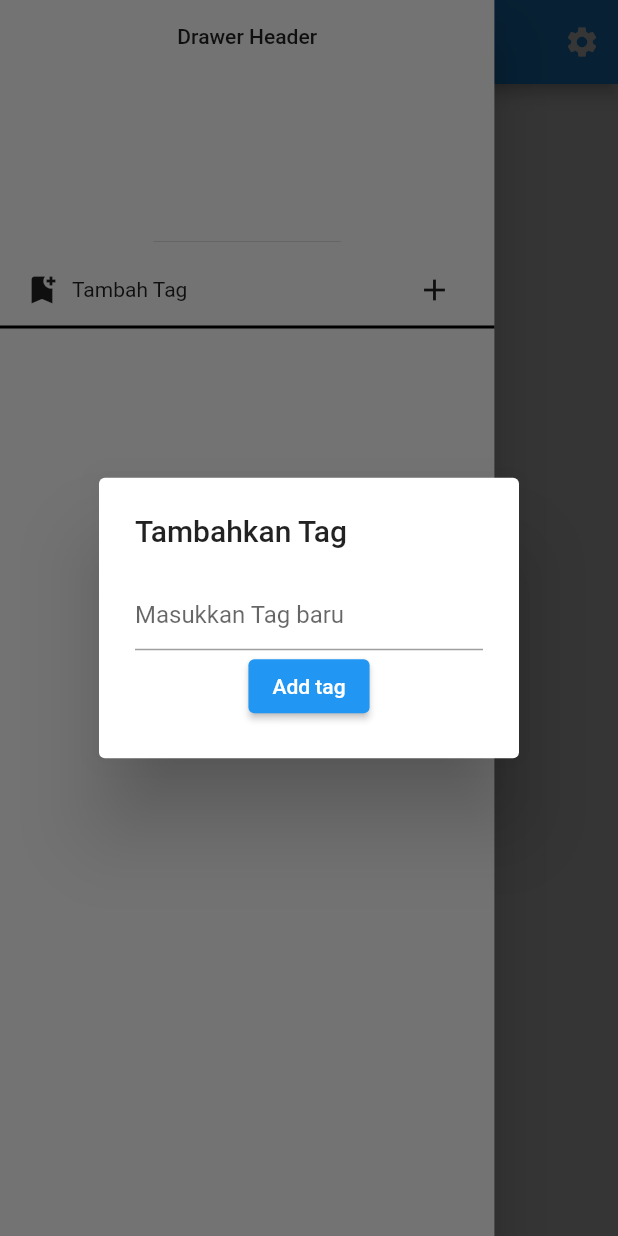
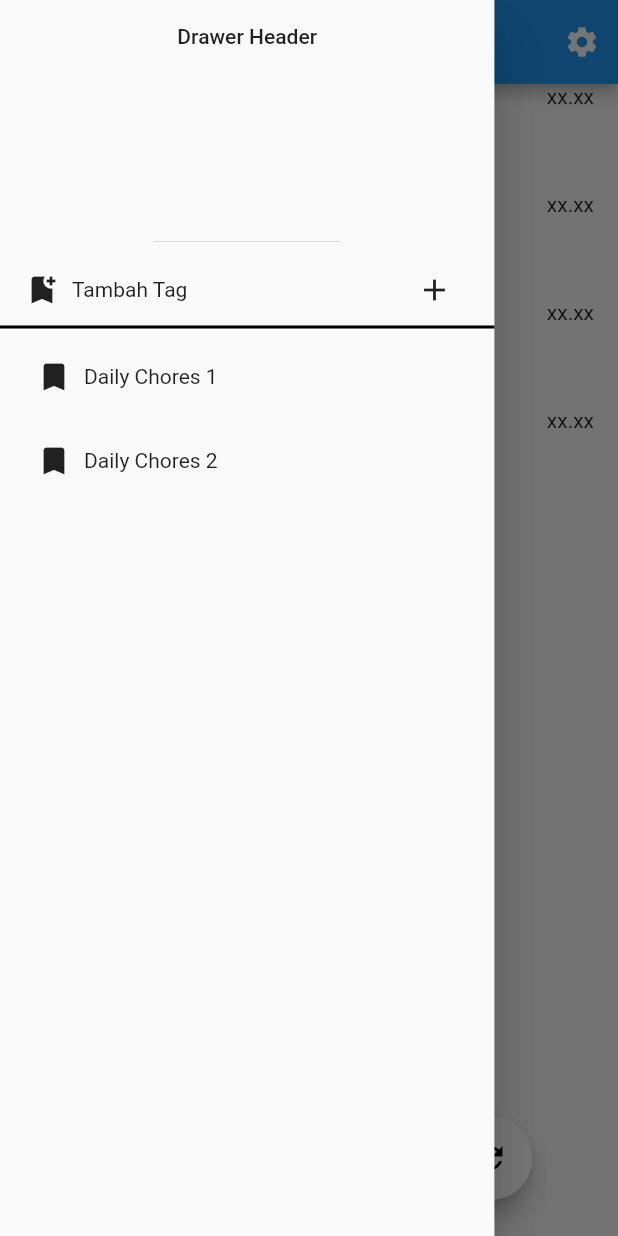
Before and after one commit to DickyArya01/memo_me, a Flutter app: the screen it shows after launch, in the side drawer, after a tap on the "add" icon, on a phone screen of 412 x 824 dp. Run offline on Flutter 3.47's test engine with Material 2 defaults, Android fonts, the phone set to English and light mode, and no system bars; our stand-ins replace flutter_native_splash.

Commit message:
late commit [dynamic body content, fab, refresh body content, calender page]

```diff
--- a/lib/constant.dart
+++ b/lib/constant.dart
@@ -1,13 +1,35 @@
+import 'dart:math';
+
 import 'package:flutter/material.dart';
+
+import 'data/data.dart';
 
 //routes
 String appTitle = 'memo me';
 String home = '/';
 String settings = '/settings';
+String calendar = '/calendar';
+String refresh = "refresh";
 
 //constant value
 String addTagText = "Tambah Tag";
 String addTagHintText = "Masukkan Tag baru";
+
+String uidIndexZero = listTag[0].uniqueId;
+
+String randomNumber() {
+  Random random = Random();
+
+  double number = random.nextDouble() * 1000000;
+
+  while (number < 100000) {
+    number *= 10;
+  }
+
+  String numberToString = number.toString();
+  numberToString = numberToString.replaceAll(RegExp('[^0-9]'), '');
+  return numberToString;
+}
 
 //device width/height
 double getScreenHeight(BuildContext context, double multiple) {
@@ -31,4 +53,5 @@ Widget divider() {
 
 //color
 Color black = Colors.black;
+Color white = Colors.white;
 Color red = Colors.red;
--- a/lib/data/data.dart
+++ b/lib/data/data.dart
@@ -1,3 +1,5 @@
+import 'package:memo_me/constant.dart';
+
 class Tag {
   int id;
   String tag;
@@ -6,4 +8,23 @@ class Tag {
   Tag({required this.id, required this.tag, required this.uniqueId});
 }
 
-List<Tag> list = [];
+List<Tag> listTag = [
+  Tag(id: 1, tag: "Daily Chores 1", uniqueId: "111"),
+  Tag(id: 2, tag: "Daily Chores 2", uniqueId: "222")
+];
+
+class TagContent {
+  int id;
+  String? title;
+  String content;
+  String uid;
+
+  TagContent({required this.id, required this.content, required this.uid});
+}
+
+List<TagContent> listTagContent = [
+  TagContent(id: 1, content: "anjay", uid: "111"),
+  TagContent(id: 1, content: "anjay", uid: "111"),
+  TagContent(id: 2, content: "cok", uid: "222"),
+  TagContent(id: 1, content: "anjay", uid: "111"),
+];
--- a/lib/main.dart
+++ b/lib/main.dart
@@ -2,6 +2,7 @@
 import 'package:flutter/material.dart';
 import 'package:flutter_native_splash/flutter_native_splash.dart';
 import 'package:memo_me/constant.dart';
+import 'package:memo_me/page/calendar.dart';
 import 'package:memo_me/page/home.dart';
 import 'package:memo_me/page/settings.dart';
 
@@ -23,6 +24,7 @@ class MyApp extends StatelessWidget {
       routes: {
         home: (context) => const HomePage(),
         settings : (context) => const SettingPage(),
+        calendar : (context) => const CalendarPage(),
       },
     );
   }
--- a/lib/page/home.dart
+++ b/lib/page/home.dart
@@ -12,6 +12,9 @@ class HomePage extends StatefulWidget {
 
 class _HomePageState extends State<HomePage> {
   final TextEditingController _controller = TextEditingController();
+
+  List _list = listTagContent;
+  late String uid;
 
   @override
   void initState() {
@@ -33,6 +36,8 @@ class _HomePageState extends State<HomePage> {
       ),
       drawer: drawerView(),
       body: bodyView(),
+      floatingActionButton: actionButton(),
+      floatingActionButtonLocation: FloatingActionButtonLocation.centerDocked,
     );
   }
 
@@ -45,40 +50,118 @@ class _HomePageState extends State<HomePage> {
             DrawerHeader(
               child: Text("Drawer Header"),
             ),
-            addTag(),
-            listTag(),
+            addTagFun(),
+            listOfTag(),
           ],
         ),
       ),
     );
   }
 
-  Widget listTag() {
+  void refreshBodyContent() {
+    var listTemp =
+        listTagContent.where((element) => element.uid == uid).toList();
+
+    setState(() {
+      _list = listTemp;
+    });
+  }
+
+  void submitTag(String tag) {
+    bool isDuplicate;
+
+    String uid = randomNumber();
+
+    for (var element in listTag) {
+      if (element.uniqueId == randomNumber()) {
+        isDuplicate = true;
+        uid = randomNumber();
+      }
+    }
+
+    listTag.add(Tag(id: 1, tag: tag, uniqueId: uid));
+  }
+
+  Widget actionButton() {
+    return Container(
+      margin: EdgeInsets.only(bottom: 16),
+      child: Row(
+        mainAxisAlignment: MainAxisAlignment.spaceEvenly,
+        crossAxisAlignment: CrossAxisAlignment.center,
+        children: [
+          fab(Icons.calendar_month, calendar),
+          centerfab(),
+          fab(Icons.refresh, refresh),
+        ],
+      ),
+    );
+  }
+
+  Widget fab(IconData iconData, String routeName) {
+    return FloatingActionButton(
+        backgroundColor: white,
+        child: Icon(iconData, color: black),
+        onPressed: () {
+          switch (routeName) {
+            case "refresh":
+              setState(() {
+                _list = listTagContent;
+              });
+              break;
+            case "/calendar":
+              Navigator.of(context).pushNamed(routeName);
+              break;
+            default:
+          }
+        });
+  }
+
+  Widget centerfab() {
+    return SizedBox(
+      height: 72,
+      width: 72,
+      child: FittedBox(
+        child: FloatingActionButton(
+            child: const Icon(Icons.add, size: 38), onPressed: () {}),
+      ),
+    );
+  }
+
+  Widget listOfTag() {
     return Expanded(
       child: ListView.builder(
         padding: const EdgeInsets.only(top: 8),
-        itemCount: list.length,
+        itemCount: listTag.length,
         itemBuilder: (context, index) {
-          return Container(
+          return GestureDetector(
+            child: Container(
               margin: const EdgeInsets.only(right: 8, bottom: 8),
               padding: const EdgeInsets.only(left: 16),
               height: 48,
               child: Row(
                 children: [
-                Padding(
+                  const Padding(
                     padding: EdgeInsets.all(8.0),
                     child: Icon(Icons.bookmark),
                   ),
-                Text(list[index].tag)
+                  Text(listTag[index].tag)
                 ],
               ),
+            ),
+            onTap: () {
+              setState(() {
+                uid = listTag[index].uniqueId;
+                print(uid);
+                refreshBodyContent();
+              });
+            },
           );
         },
       ),
     );
   }
 
-  Widget addTag() {
+  Widget addTagFun() {
     return Column(
       children: [
         Container(
@@ -114,12 +197,14 @@ class _HomePageState extends State<HomePage> {
                                     decoration: InputDecoration(
                                         hintText: addTagHintText),
                                     onSubmitted: (value) {
-                                      submitTag(value, "1");
+                                      submitTag(value);
+                                      Navigator.of(context).pop();
                                     },
                                   ),
                                   ElevatedButton(
                                       onPressed: () {
-                                        submitTag(_controller.text, "1");
+                                        submitTag(_controller.text);
+                                        Navigator.of(context).pop();
                                       },
                                       child: Text("Add tag"))
                                 ],
@@ -137,13 +222,50 @@ class _HomePageState extends State<HomePage> {
     );
   }
 
-  void submitTag(String tag, String uniqueId) {
-    Tag newTag = Tag(id: 1, tag: tag, uniqueId: uniqueId);
-    list.add(newTag);
+  Widget bodyView() {
+    return Container(
+      child: ListView.builder(
+        itemCount: _list.length,
+        itemBuilder: (context, index) {
+          return Container(
+            child: Column(
+              mainAxisAlignment: MainAxisAlignment.start,
+              children: [
+                dateView(),
+                titleView(),
+                contentView(),
+              ],
+            ),
+          );
+        },
+      ),
+    );
   }
 
-  Widget bodyView() {
-    return Container();
+  Widget dateView() {
+    return Container(
+      alignment: Alignment.centerLeft,
+      padding: const EdgeInsets.only(left: 16, bottom: 8, right: 16),
+      child: Row(
+        mainAxisAlignment: MainAxisAlignment.spaceBetween,
+        children: [Text("Date Month"), Text("xx.xx")],
+      ),
+    );
+  }
+
+  Widget titleView() {
+    return Container(
+        alignment: Alignment.centerLeft,
+        padding: const EdgeInsets.only(left: 16, bottom: 8),
+        child: (true) ? Text("title") : Text(""));
+  }
+
+  Widget contentView() {
+    return Container(
+      alignment: Alignment.centerLeft,
+      padding: const EdgeInsets.only(left: 16, bottom: 8),
+      child: Text("content"),
+    );
   }
 
   void initialization() async {
```
Also changed, not shown: lib/page/calendar.dart (added, +16 -0 lines). Lines whose indentation alone changed are shown as unchanged.
